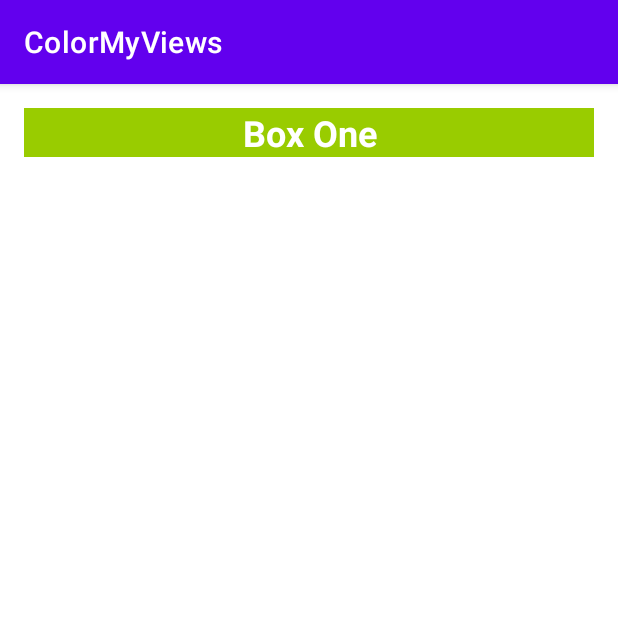
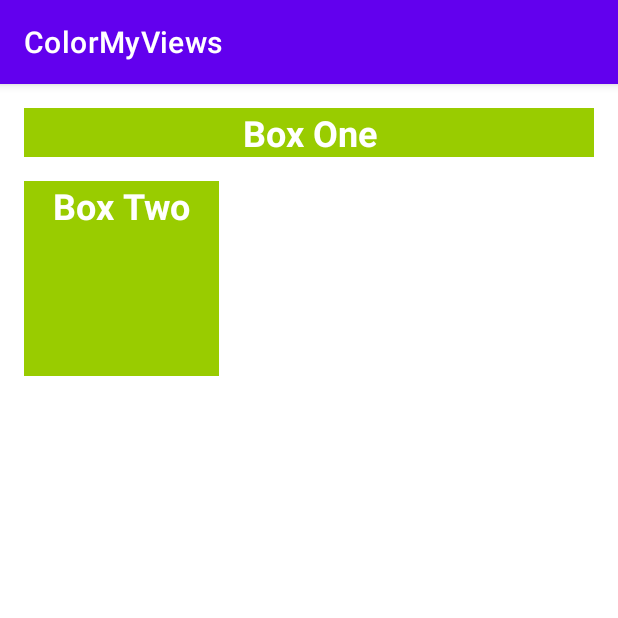
Before and after one commit to nurzainpradana/Color-My-View-App, an Android app: the screen it shows after launch (MainActivity), on a phone screen of 412 x 824 dp, the top half of it. Run offline under Robolectric (Android 15) with nearby library versions, the phone set to English and light mode, and no system bars; Roboto replaces fonts that are not available here.

Commit message:
Add a Second TextView and add Constraints

```diff
--- a/app/src/main/res/layout/activity_main.xml
+++ b/app/src/main/res/layout/activity_main.xml
@@ -2,11 +2,13 @@
 <androidx.constraintlayout.widget.ConstraintLayout xmlns:android="http://schemas.android.com/apk/res/android"
     xmlns:app="http://schemas.android.com/apk/res-auto"
     xmlns:tools="http://schemas.android.com/tools"
+    android:id="@+id/box_two_text"
     android:layout_width="match_parent"
     android:layout_height="match_parent"
     tools:context=".MainActivity">
 
     <TextView
+        android:id="@+id/box_one_text"
         style="@style/whiteBox"
         android:layout_width="0dp"
         android:layout_height="wrap_content"
@@ -18,4 +20,15 @@
         app:layout_constraintStart_toStartOf="parent"
         app:layout_constraintTop_toTopOf="parent" />
 
+    <TextView
+        android:id="@+id/textView"
+        style="@style/whiteBox"
+        android:layout_width="130dp"
+        android:layout_height="130dp"
+        android:layout_marginStart="16dp"
+        android:layout_marginTop="16dp"
+        android:text="@string/box_two"
+        app:layout_constraintStart_toStartOf="parent"
+        app:layout_constraintTop_toBottomOf="@+id/box_one_text" />
+
 </androidx.constraintlayout.widget.ConstraintLayout>
--- a/app/src/main/res/values/strings.xml
+++ b/app/src/main/res/values/strings.xml
@@ -1,4 +1,5 @@
 <resources>
     <string name="app_name">ColorMyViews</string>
     <string name="box_one">Box One</string>
+    <string name="box_two">Box Two</string>
 </resources>
```
